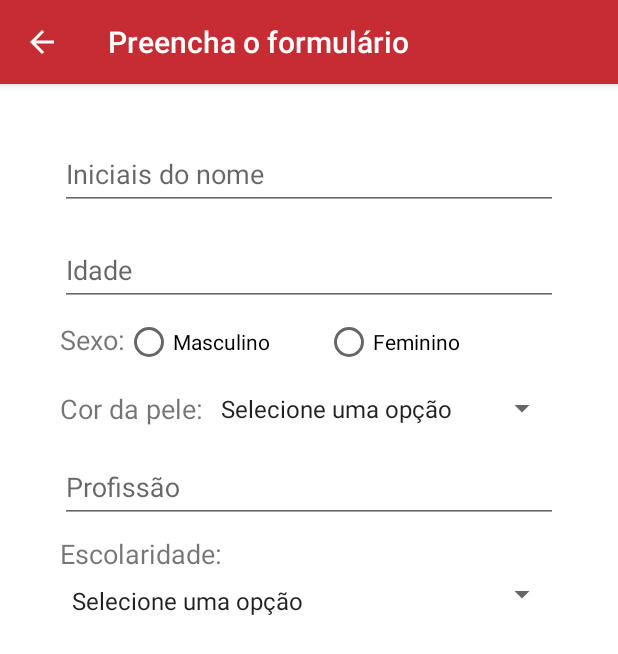
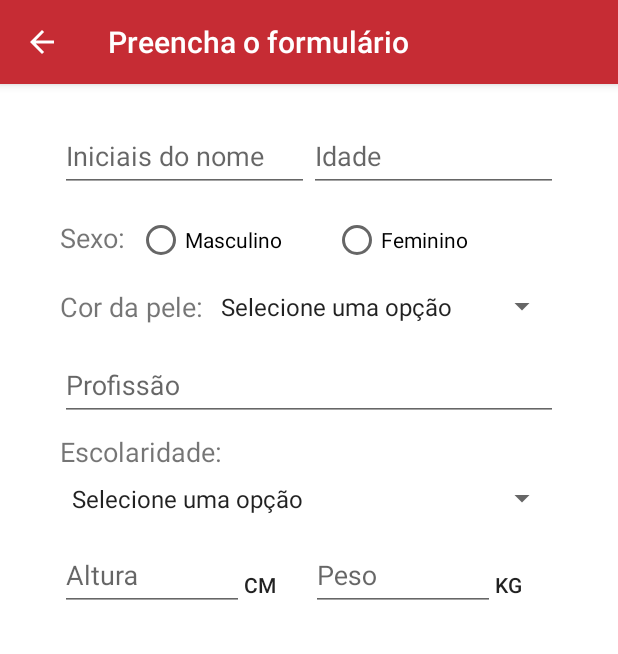
Before and after one commit to GabrielTagliari/Q8RN-App, an Android app: the fragment StepDadosPessoaisFragment placed in its activity, on a phone screen of 412 x 824 dp. Shown: the top 654 px of the screen. Run offline under Robolectric (Android 15) with nearby library versions, the phone set to English and light mode, and no system bars; libraries missing offline, so code that uses them is left out: com.stepstone.stepper; plain views replace StepperLayout; 2 statements that could not run were skipped.

Commit message:
Layout primeiro step ok

```diff
--- a/app/src/main/java/q8rn/com/q8rn/ui/fragment/StepperAdapter.java
+++ b/app/src/main/java/q8rn/com/q8rn/ui/fragment/StepperAdapter.java
@@ -39,9 +39,16 @@ public class StepperAdapter extends AbstractFragmentStepAdapter {
     @NonNull
     @Override
     public StepViewModel getViewModel(@IntRange(from = 0) int position) {
-        //Override this method to set Step title for the Tabs, not necessary for other stepper types
+        if (position == 0)
+            return new StepViewModel.Builder(context)
+                .setTitle(R.string.tab_title_dados_pessoais)
+                .create();
+        if (position == 1)
+            return new StepViewModel.Builder(context)
+                .setTitle(R.string.tab_title_medidas)
+                .create();
         return new StepViewModel.Builder(context)
-                .setTitle(R.string.tab_title) //can be a CharSequence instead
+                .setTitle(R.string.tab_title_dados_pessoais)
                 .create();
     }
 }
--- a/app/src/main/res/layout/form_dados_pessoais.xml
+++ b/app/src/main/res/layout/form_dados_pessoais.xml
@@ -1,18 +1,24 @@
 <?xml version="1.0" encoding="utf-8"?>
-<LinearLayout xmlns:android="http://schemas.android.com/apk/res/android"
+<ScrollView xmlns:android="http://schemas.android.com/apk/res/android"
     android:layout_width="match_parent"
     android:layout_height="match_parent"
     android:background="@color/colorWhite"
     android:orientation="vertical"
     android:paddingLeft="40dp"
-    android:paddingRight="40dp"
-    android:paddingTop="20dp">
+    android:paddingRight="40dp">
 
     <LinearLayout
-        android:layout_width="wrap_content"
+        android:layout_width="match_parent"
         android:layout_height="wrap_content"
-        android:layout_gravity="center"
         android:orientation="vertical">
+
+        <LinearLayout
+            android:layout_width="match_parent"
+            android:layout_height="match_parent"
+            android:layout_marginBottom="8dp"
+            android:layout_marginTop="8dp"
+            android:layout_weight="1"
+            android:orientation="horizontal">
 
             <android.support.design.widget.TextInputLayout
                 android:layout_width="match_parent"
@@ -33,7 +39,8 @@
 
             <android.support.design.widget.TextInputLayout
                 android:layout_width="match_parent"
-            android:layout_height="wrap_content"
+                android:layout_height="match_parent"
+                android:layout_weight="1"
                 android:paddingTop="8dp">
 
                 <EditText
@@ -48,6 +55,8 @@
 
             </android.support.design.widget.TextInputLayout>
 
+        </LinearLayout>
+
         <RadioGroup
             android:id="@+id/radioGroupSexoId"
             android:layout_width="match_parent"
@@ -61,6 +70,7 @@
                 android:id="@+id/sexoTextId"
                 android:layout_width="wrap_content"
                 android:layout_height="wrap_content"
+                android:paddingRight="8dp"
                 android:text="@string/sexo"
                 android:textSize="18sp" />
 
@@ -137,9 +147,71 @@
             android:layout_height="wrap_content"
             android:layout_weight="1"
             android:gravity="left|start"
+            android:paddingBottom="8dp"
             android:paddingTop="8dp"
             android:spinnerMode="dialog" />
 
+        <LinearLayout
+            android:layout_width="match_parent"
+            android:layout_height="match_parent"
+            android:layout_weight="1"
+            android:orientation="horizontal">
+
+            <android.support.design.widget.TextInputLayout
+                android:layout_width="wrap_content"
+                android:layout_height="wrap_content"
+                android:layout_weight="1">
+
+                <EditText
+                    android:id="@+id/alturaId"
+                    android:layout_width="match_parent"
+                    android:layout_height="match_parent"
+                    android:layout_weight="1"
+                    android:hint="@string/altura"
+                    android:inputType="numberDecimal"
+                    android:maxLength="4" />
+            </android.support.design.widget.TextInputLayout>
+
+            <TextView
+                android:id="@+id/textView4"
+                android:layout_width="wrap_content"
+                android:layout_height="wrap_content"
+                android:layout_gravity="bottom"
+                android:layout_weight="0.15"
+                android:paddingBottom="8dp"
+                android:paddingRight="8dp"
+                android:text="@string/cm"
+                android:textAlignment="textStart"
+                android:textAppearance="@style/TextAppearance.AppCompat.Button" />
+
+            <android.support.design.widget.TextInputLayout
+                android:layout_width="wrap_content"
+                android:layout_height="wrap_content"
+                android:layout_weight="1">
+
+                <EditText
+                    android:id="@+id/pesoId"
+                    android:layout_width="match_parent"
+                    android:layout_height="match_parent"
+                    android:layout_weight="1"
+                    android:hint="@string/peso"
+                    android:inputType="number"
+                    android:maxLength="4" />
+            </android.support.design.widget.TextInputLayout>
+
+            <TextView
+                android:id="@+id/textView17"
+                android:layout_width="wrap_content"
+                android:layout_height="wrap_content"
+                android:layout_gravity="bottom"
+                android:layout_weight="0.15"
+                android:paddingBottom="8dp"
+                android:paddingRight="8dp"
+                android:text="@string/kg"
+                android:textAlignment="textStart"
+                android:textAppearance="@style/TextAppearance.AppCompat.Button" />
         </LinearLayout>
 
     </LinearLayout>
+
+</ScrollView>
--- a/app/src/main/res/values/strings.xml
+++ b/app/src/main/res/values/strings.xml
@@ -55,9 +55,12 @@
     <!-- Escore -->
     <string name="pontuacao">Pontuação:</string>
     <string name="resultado">Resultado:</string>
-    <string name="tab_title">Tab Title</string>
     <string name="step_botao_voltar">VOLTAR</string>
     <string name="step_botao_proximo">PRÓXIMO</string>
     <string name="step_botao_completar">COMPLETAR</string>
     <string name="sexo_sem_ponto">Sexo</string>
+
+    <!-- Tabs -->
+    <string name="tab_title_dados_pessoais">Dados Pessoais</string>
+    <string name="tab_title_medidas">Medidas</string>
 </resources>
```
Lines whose indentation alone changed are shown as unchanged.
